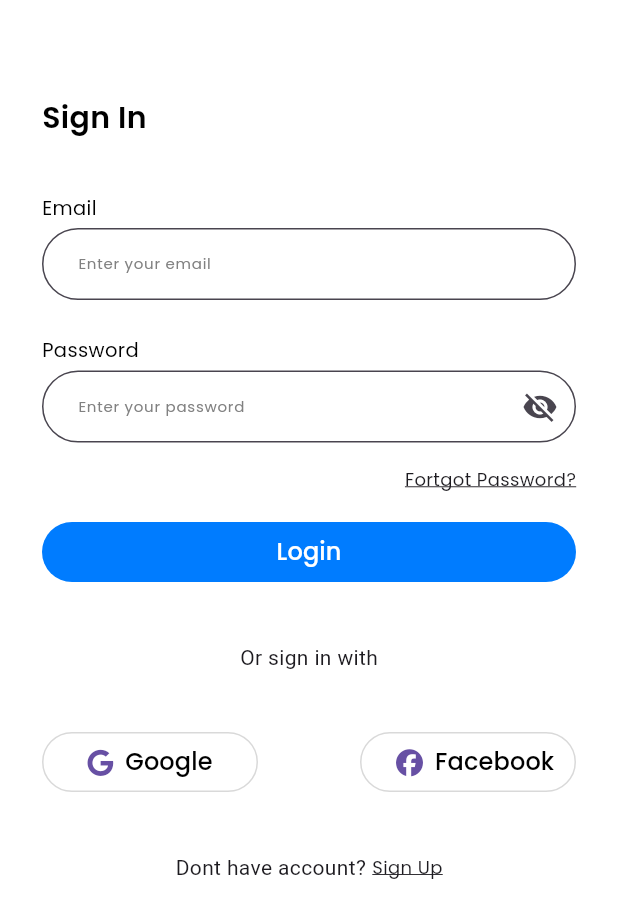
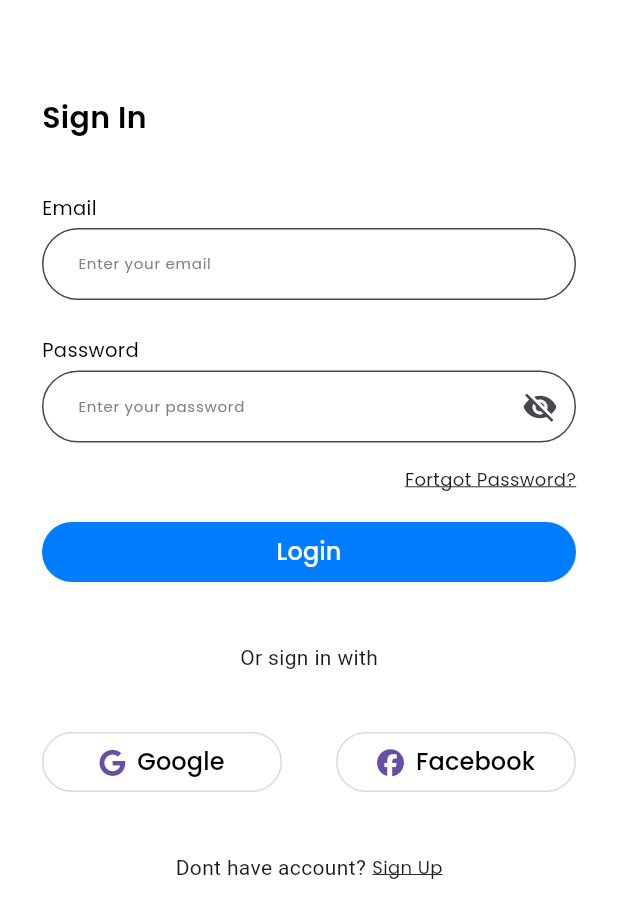
Before and after one commit to MuhammadGalangPradwita/Setoran-APP, a Flutter app: the screen it shows after launch, after a tap on "Getting Started", on a phone screen of 412 x 824 dp. Shown: the top 918 px of the screen. Run offline on Flutter 3.47's test engine with Material 3 defaults, Android fonts, the phone set to English and light mode, and no system bars; our stand-ins replace awesome_dialog, font_awesome_flutter, gap, google_fonts, persistent_bottom_nav_bar, pinput.

Commit message:
resize button

```diff
--- a/tubes_mobpro/lib/tubes/pages/sign_in_page.dart
+++ b/tubes_mobpro/lib/tubes/pages/sign_in_page.dart
@@ -46,7 +46,7 @@ class SignInPage extends StatelessWidget {
                   mainAxisAlignment: MainAxisAlignment.spaceBetween,
                   children: [
                     SizedBox(
-                      width: 144,
+                      width: 160,
                       child: ButtonOutlineWidget(
                         label: "Google",
                         press: () {
@@ -61,9 +61,12 @@ class SignInPage extends StatelessWidget {
                     ),
                     // Gap(64),
                     SizedBox(
-                        width: 144,
-                        child:
-                            ButtonOutlineWidget(label: "Facebook", press: () {},icon: FaIcon(FontAwesomeIcons.facebook),)),
+                        width: 160,
+                        child: ButtonOutlineWidget(
+                          label: "Facebook",
+                          press: () {},
+                          icon: FaIcon(FontAwesomeIcons.facebook),
+                        )),
                   ],
                 ),
                 const Gap(36),
@@ -133,9 +136,14 @@ class SignInPage extends StatelessWidget {
         const Gap(16),
         SizedBox(
             width: double.infinity,
-            child: ButtonWidget.primary(label: "Login", press: () {
-              Navigator.push(context, MaterialPageRoute(builder: (context) => const BottomNav()));
-            }))
+            child: ButtonWidget.primary(
+                label: "Login",
+                press: () {
+                  Navigator.push(
+                      context,
+                      MaterialPageRoute(
+                          builder: (context) => const BottomNav()));
+                }))
       ],
     );
   }
```
